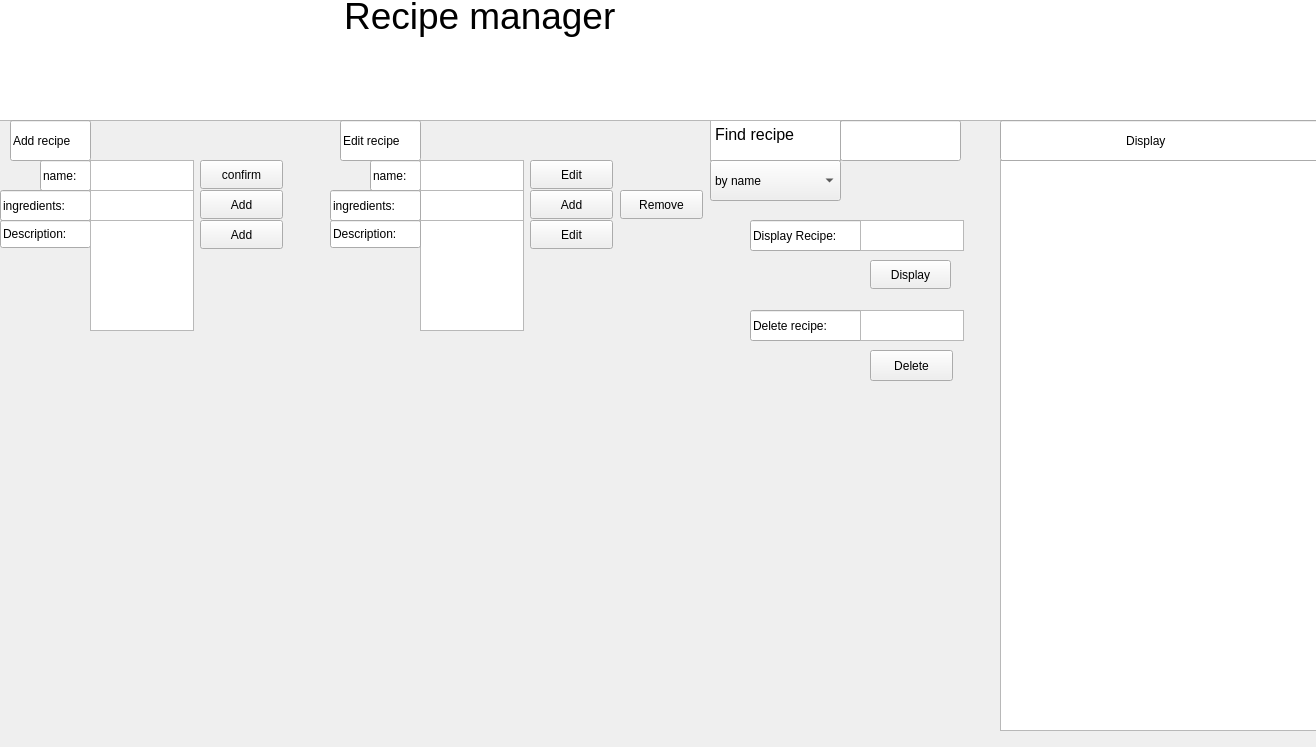
Above: Recipe_Manager_Prototype/mainwindow.ui from yugsavalia/DS-Capstone before the change. Below: the same form after it.
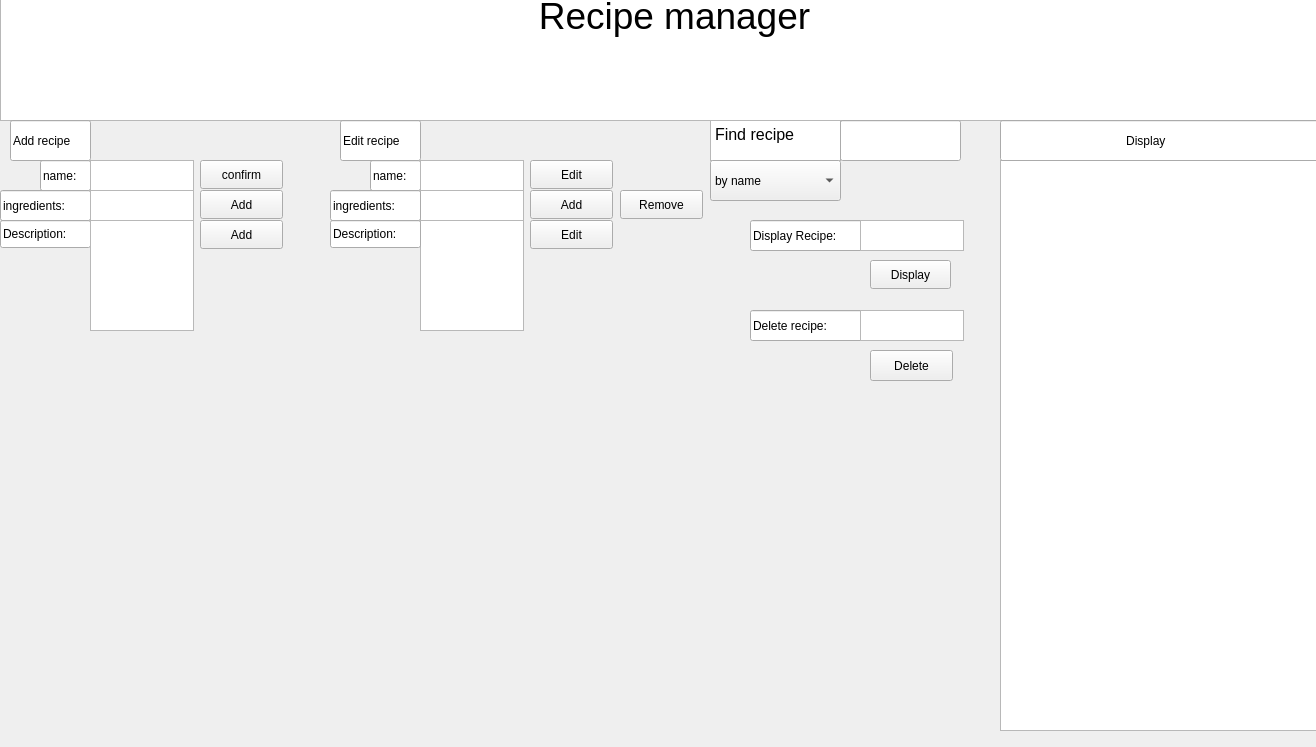
That is the form after the change. Icons and pictures are not drawn.

Commit message:
ui with all the basic functionality
edited some variable names to be more user friendly, logic has not been implemented, will do after console application works successfully

Diff of the .ui file:
```diff
--- a/Recipe_Manager_Prototype/mainwindow.ui
+++ b/Recipe_Manager_Prototype/mainwindow.ui
@@ -27,12 +27,15 @@
    <widget class="QTextEdit" name="title">
     <property name="geometry">
      <rect>
-      <x>-10</x>
+      <x>0</x>
       <y>-10</y>
-      <width>1331</width>
+      <width>1321</width>
       <height>131</height>
      </rect>
     </property>
+    <property name="readOnly">
+     <bool>true</bool>
+    </property>
     <property name="html">
      <string>&lt;!DOCTYPE HTML PUBLIC &quot;-//W3C//DTD HTML 4.0//EN&quot; &quot;http://www.w3.org/TR/REC-html40/strict.dtd&quot;&gt;
 &lt;html&gt;&lt;head&gt;&lt;meta name=&quot;qrichtext&quot; content=&quot;1&quot; /&gt;&lt;meta charset=&quot;utf-8&quot; /&gt;&lt;style type=&quot;text/css&quot;&gt;
@@ -41,7 +44,7 @@
 li.unchecked::marker { content: &quot;\2610&quot;; }
 li.checked::marker { content: &quot;\2612&quot;; }
 &lt;/style&gt;&lt;/head&gt;&lt;body style=&quot; font-family:'Segoe UI'; font-size:9pt; font-weight:400; font-style:normal;&quot;&gt;
-&lt;p style=&quot; margin-top:0px; margin-bottom:0px; margin-left:0px; margin-right:0px; -qt-block-indent:0; text-indent:0px;&quot;&gt;&lt;span style=&quot; font-size:28pt;&quot;&gt;                                  Recipe manager&lt;/span&gt;&lt;/p&gt;&lt;/body&gt;&lt;/html&gt;</string>
+&lt;p style=&quot; margin-top:0px; margin-bottom:0px; margin-left:0px; margin-right:0px; -qt-block-indent:0; text-indent:0px;&quot;&gt;&lt;span style=&quot; font-size:28pt;&quot;&gt;                                                    Recipe manager&lt;/span&gt;&lt;/p&gt;&lt;/body&gt;&lt;/html&gt;</string>
     </property>
    </widget>
    <widget class="QTextEdit" name="find_recipe">
```
Left out of the diff: 63 changed lines with no effect on the pictures. The commit also changes 1 other file.
